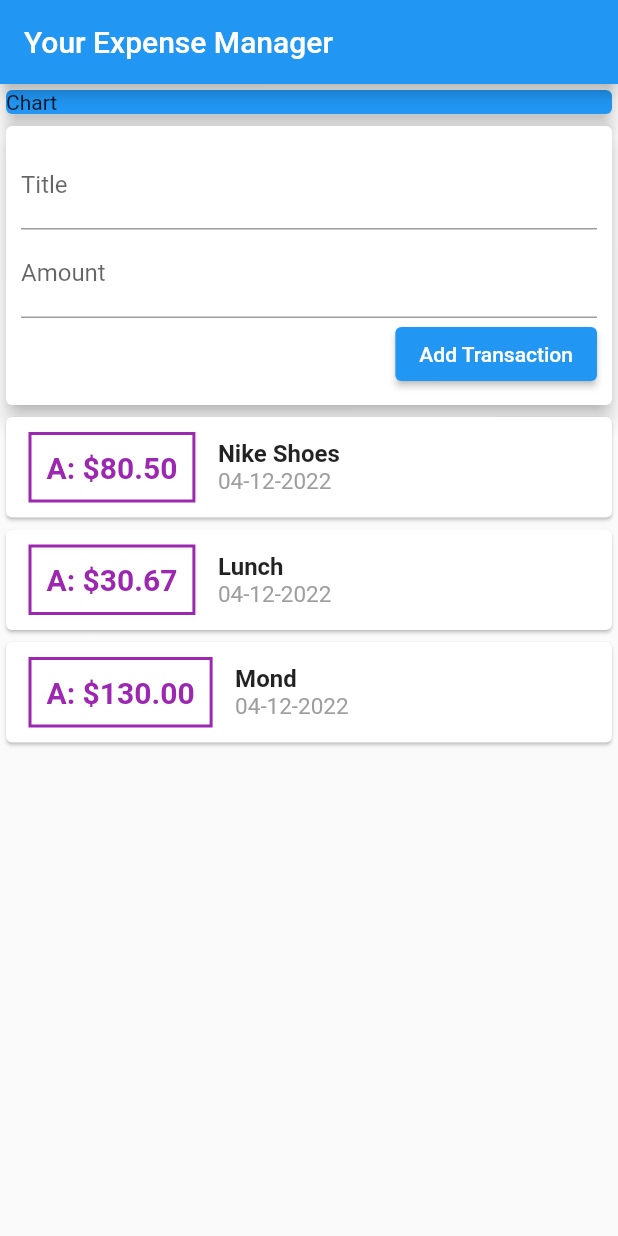
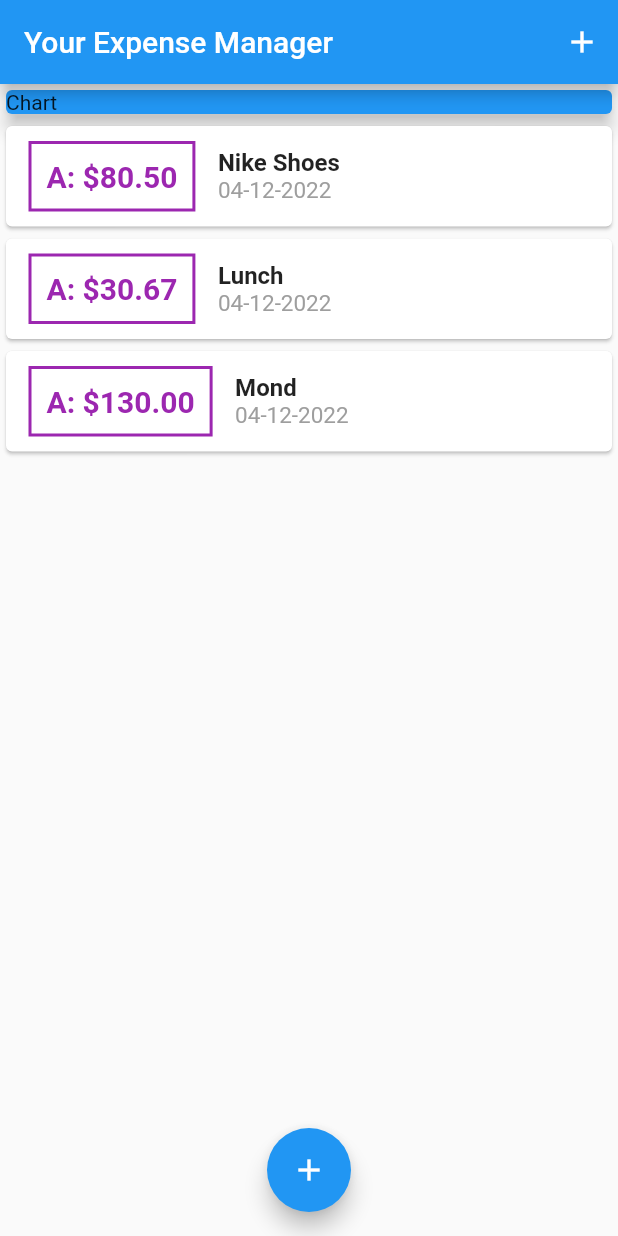
Before and after one commit to alex-pythonista/expense-manager-mobile-app, a Flutter app: the screen it shows after launch, on a phone screen of 412 x 824 dp. Run offline on Flutter 3.47's test engine with Material 2 defaults, Android fonts, the phone set to English and light mode, and no system bars.

Commit message:
Modal Bottom Sheet added for the action button

```diff
--- a/lib/main.dart
+++ b/lib/main.dart
@@ -1,5 +1,8 @@
-import './widgets/user_transactions.dart';
 import 'package:flutter/material.dart';
+
+import './widgets/new_transaction.dart';
+import './widgets/transaction_list.dart';
+import './models/transaction.dart';
 
 void main() => runApp(EMApp());
 
@@ -15,18 +18,73 @@ class EMApp extends StatelessWidget {
   }
 }
 
-class HomePage extends StatelessWidget {
+class HomePage extends StatefulWidget {
+  @override
+  State<HomePage> createState() => _HomePageState();
+}
+
+class _HomePageState extends State<HomePage> {
+  final List<Transaction> _userTransactions = [
+    Transaction(
+      id: "t1",
+      title: "Nike Shoes",
+      amount: 80.50,
+      date: DateTime.now(),
+    ),
+    Transaction(
+      id: "t2",
+      title: "Lunch",
+      amount: 30.67,
+      date: DateTime.now(),
+    ),
+    Transaction(
+      id: "t3",
+      title: "Mond",
+      amount: 130,
+      date: DateTime.now(),
+    ),
+  ];
+
+  void _addNewTransaction(String title, double amount) {
+    final newTx = Transaction(
+      title: title,
+      amount: amount,
+      date: DateTime.now(),
+      id: DateTime.now().toString(),
+    );
+
+    setState(() {
+      _userTransactions.add(newTx);
+    });
+  }
+
+  void _startAddNewTransaction(BuildContext context) {
+    showModalBottomSheet(
+        context: context,
+        builder: (_) {
+          return NewTransaction(_addNewTransaction);
+        });
+  }
+
   @override
   Widget build(BuildContext context) {
     return Scaffold(
       appBar: AppBar(
         title: const Text("Your Expense Manager"),
+        actions: [
+          IconButton(
+            onPressed: () {
+              _startAddNewTransaction(context);
+            },
+            icon: const Icon(Icons.add),
+          )
+        ],
       ),
       body: SingleChildScrollView(
         child: Column(
           crossAxisAlignment: CrossAxisAlignment.stretch,
-            children: const <Widget>[
-              SizedBox(
+          children: <Widget>[
+            const SizedBox(
               width: double.infinity,
               child: Card(
                 color: Colors.blue,
@@ -34,9 +92,17 @@ class HomePage extends StatelessWidget {
                 child: Text("Chart"),
               ),
             ),
-              UserTransactions()
+            TransactionList(_userTransactions),
           ],
         ),
-        ));
+      ),
+      floatingActionButtonLocation: FloatingActionButtonLocation.centerFloat,
+      floatingActionButton: FloatingActionButton(
+        child: const Icon(Icons.add),
+        onPressed: () {
+          _startAddNewTransaction(context);
+        },
+      ),
+    );
   }
 }
--- a/lib/widgets/transaction_list.dart
+++ b/lib/widgets/transaction_list.dart
@@ -10,7 +10,7 @@ class TransactionList extends StatelessWidget {
   @override
   Widget build(BuildContext context) {
     return Container(
-      height: 300,
+      height: 450,
       child: ListView.builder(
         itemBuilder: (context, index) {
           return Card(
--- a/lib/widgets/user_transactions.dart
+++ /dev/null
@@ -1,60 +0,0 @@
-import 'package:flutter/material.dart';
-
-import '../models/transaction.dart';
-import './new_transaction.dart';
-import './transaction_list.dart';
-
-// UserTransaction widget
-class UserTransactions extends StatefulWidget {
-  const UserTransactions({super.key});
-
-  @override
-  State<UserTransactions> createState() => _UserTransactionsState();
-}
-
-class _UserTransactionsState extends State<UserTransactions> {
-  // prefilled Transaction Objects
-  final List<Transaction> _userTransactions = [
-    Transaction(
-      id: "t1",
-      title: "Nike Shoes",
-      amount: 80.50,
-      date: DateTime.now(),
-    ),
-    Transaction(
-      id: "t2",
-      title: "Lunch",
-      amount: 30.67,
-      date: DateTime.now(),
-    ),
-    Transaction(
-      id: "t3",
-      title: "Mond",
-      amount: 130,
-      date: DateTime.now(),
-    ),
-  ];
-
-  void _addNewTransaction(String title, double amount) {
-    final newTx = Transaction(
-      title: title,
-      amount: amount,
-      date: DateTime.now(),
-      id: DateTime.now().toString(),
-    );
-
-    setState(() {
-      _userTransactions.add(newTx);
-    });
-  }
-
-  @override
-  Widget build(BuildContext context) {
-    return Column(
-      children: [
-        NewTransaction(_addNewTransaction),
-        TransactionList(_userTransactions),
-      ],
-    );
-  }
-}
```
Lines whose indentation alone changed are shown as unchanged.
